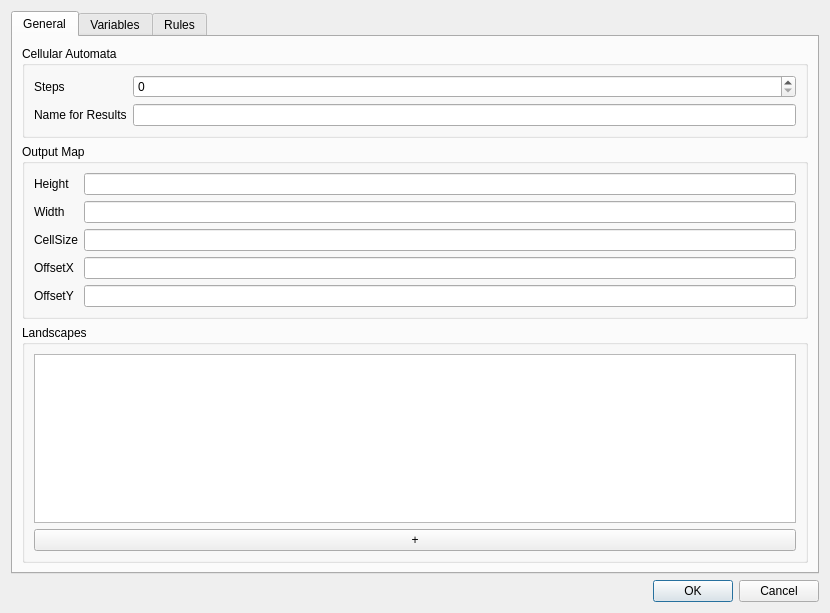
Before: the Qt Designer form src/DynaMind-BasicModules/guicellularautomata.ui in iut-ibk/DynaMind-ToolBox, drawn with Qt 5.
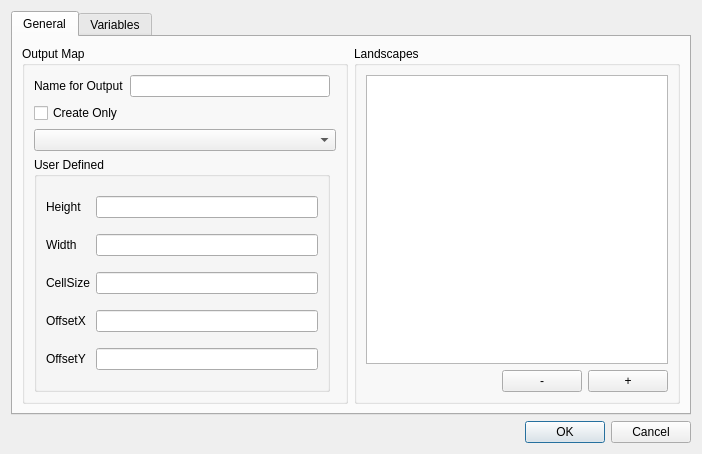
After: the same form once the commit is applied.

Commit message: update cellular automate guy

Patch:
```diff
--- a/src/DynaMind-BasicModules/guicellularautomata.ui
+++ b/src/DynaMind-BasicModules/guicellularautomata.ui
@@ -6,8 +6,8 @@
    <rect>
     <x>0</x>
     <y>0</y>
-    <width>830</width>
-    <height>613</height>
+    <width>702</width>
+    <height>454</height>
    </rect>
   </property>
   <property name="windowTitle">
@@ -26,57 +26,97 @@
          <string>General</string>
         </attribute>
         <layout class="QGridLayout" name="gridLayout_4">
-         <item row="0" column="0">
-          <layout class="QVBoxLayout" name="verticalLayout_5">
-           <item>
-            <widget class="QGroupBox" name="groupBox_2">
-             <property name="sizePolicy">
-              <sizepolicy hsizetype="Preferred" vsizetype="Preferred">
-               <horstretch>0</horstretch>
-               <verstretch>0</verstretch>
-              </sizepolicy>
-             </property>
+         <item row="3" column="1">
+          <widget class="QGroupBox" name="groupBox_landscapes">
              <property name="title">
-              <string>Cellular Automata</string>
-             </property>
-             <layout class="QGridLayout" name="gridLayout_2">
-              <item row="0" column="0">
-               <layout class="QGridLayout" name="gridLayout_3">
-                <item row="0" column="1">
-                 <widget class="QSpinBox" name="spinBox_Steps"/>
-                </item>
-                <item row="0" column="0">
-                 <widget class="QLabel" name="label_4">
+            <string>Landscapes</string>
+           </property>
+           <layout class="QVBoxLayout" name="verticalLayout_2">
+            <item>
+             <layout class="QGridLayout" name="gridLayout_6">
+              <item row="2" column="2">
+               <widget class="QPushButton" name="pushButton_remove_landscape">
                   <property name="text">
-                   <string>Steps</string>
+                 <string>-</string>
                   </property>
                  </widget>
                 </item>
-                <item row="1" column="0">
-                 <widget class="QLabel" name="label_6">
+              <item row="0" column="0" colspan="4">
+               <widget class="QListWidget" name="listWidget_landscapes"/>
+              </item>
+              <item row="2" column="3">
+               <widget class="QPushButton" name="pushButton_addLandscape">
                   <property name="text">
-                   <string>Name for Results</string>
+                 <string>+</string>
                   </property>
                  </widget>
                 </item>
-                <item row="1" column="1">
-                 <widget class="QLineEdit" name="lineEdit_resultName"/>
+              <item row="2" column="1">
+               <spacer name="horizontalSpacer_3">
+                <property name="orientation">
+                 <enum>Qt::Horizontal</enum>
+                </property>
+                <property name="sizeHint" stdset="0">
+                 <size>
+                  <width>40</width>
+                  <height>20</height>
+                 </size>
+                </property>
+               </spacer>
                 </item>
                </layout>
               </item>
              </layout>
             </widget>
            </item>
-          </layout>
-         </item>
-         <item row="1" column="0">
+         <item row="3" column="0">
           <widget class="QGroupBox" name="groupBox">
            <property name="title">
             <string>Output Map</string>
            </property>
            <layout class="QGridLayout" name="gridLayout">
-            <item row="3" column="1">
-             <widget class="QLineEdit" name="lineEdit_OffsetX"/>
+            <item row="4" column="1">
+             <widget class="QLineEdit" name="lineEdit_resultName"/>
+            </item>
+            <item row="4" column="0">
+             <widget class="QLabel" name="label_6">
+              <property name="text">
+               <string>Name for Output</string>
+              </property>
+             </widget>
+            </item>
+            <item row="5" column="0" colspan="3">
+             <widget class="QCheckBox" name="checkBox_dimesionFromOutside">
+              <property name="text">
+               <string>Create Only</string>
+              </property>
+             </widget>
+            </item>
+            <item row="6" column="0" colspan="3">
+             <widget class="QComboBox" name="comboBox_nameOfExisting"/>
+            </item>
+            <item row="7" column="0" colspan="2">
+             <widget class="QGroupBox" name="groupBox_7">
+              <property name="title">
+               <string>User Defined</string>
+              </property>
+              <layout class="QGridLayout" name="gridLayout_5">
+               <item row="3" column="0">
+                <widget class="QLabel" name="label_7">
+                 <property name="text">
+                  <string>OffsetX</string>
+                 </property>
+                </widget>
+               </item>
+               <item row="4" column="0">
+                <widget class="QLabel" name="label_8">
+                 <property name="text">
+                  <string>OffsetY</string>
+                 </property>
+                </widget>
+               </item>
+               <item row="4" column="1">
+                <widget class="QLineEdit" name="lineEdit_OffsetY"/>
             </item>
             <item row="0" column="1">
              <widget class="QLineEdit" name="lineEdit_Height">
@@ -88,6 +128,13 @@
               </property>
              </widget>
             </item>
+               <item row="2" column="0">
+                <widget class="QLabel" name="label_3">
+                 <property name="text">
+                  <string>CellSize</string>
+                 </property>
+                </widget>
+               </item>
             <item row="1" column="1">
              <widget class="QLineEdit" name="lineEdit_Width">
               <property name="alignment">
@@ -95,30 +142,6 @@
               </property>
              </widget>
             </item>
-            <item row="2" column="1">
-             <widget class="QLineEdit" name="lineEdit_CellSize">
-              <property name="alignment">
-               <set>Qt::AlignRight|Qt::AlignTrailing|Qt::AlignVCenter</set>
-              </property>
-             </widget>
-            </item>
-            <item row="4" column="1">
-             <widget class="QLineEdit" name="lineEdit_OffsetY"/>
-            </item>
-            <item row="4" column="0">
-             <widget class="QLabel" name="label_8">
-              <property name="text">
-               <string>OffsetY</string>
-              </property>
-             </widget>
-            </item>
-            <item row="3" column="0">
-             <widget class="QLabel" name="label_7">
-              <property name="text">
-               <string>OffsetX</string>
-              </property>
-             </widget>
-            </item>
             <item row="0" column="0">
              <widget class="QLabel" name="label">
               <property name="text">
@@ -126,6 +149,9 @@
               </property>
              </widget>
             </item>
+               <item row="3" column="1">
+                <widget class="QLineEdit" name="lineEdit_OffsetX"/>
+               </item>
             <item row="1" column="0">
              <widget class="QLabel" name="label_2">
               <property name="text">
@@ -133,35 +159,15 @@
               </property>
              </widget>
             </item>
-            <item row="2" column="0">
-             <widget class="QLabel" name="label_3">
-              <property name="text">
-               <string>CellSize</string>
+               <item row="2" column="1">
+                <widget class="QLineEdit" name="lineEdit_CellSize">
+                 <property name="alignment">
+                  <set>Qt::AlignRight|Qt::AlignTrailing|Qt::AlignVCenter</set>
               </property>
              </widget>
             </item>
            </layout>
           </widget>
-         </item>
-         <item row="2" column="0">
-          <widget class="QGroupBox" name="groupBox_3">
-           <property name="title">
-            <string>Landscapes</string>
-           </property>
-           <layout class="QVBoxLayout" name="verticalLayout_2">
-            <item>
-             <layout class="QVBoxLayout" name="verticalLayout">
-              <item>
-               <widget class="QListWidget" name="listWidget_landscapes"/>
-              </item>
-              <item>
-               <widget class="QPushButton" name="pushButton_addLandscape">
-                <property name="text">
-                 <string>+</string>
-                </property>
-               </widget>
-              </item>
-             </layout>
             </item>
            </layout>
           </widget>
@@ -172,69 +178,8 @@
         <attribute name="title">
          <string>Variables</string>
         </attribute>
-        <layout class="QHBoxLayout" name="horizontalLayout_5">
-         <item>
-          <layout class="QVBoxLayout" name="verticalLayout_6">
-           <item>
-            <widget class="QGroupBox" name="groupBox_4">
-             <property name="title">
-              <string>Neighbourhoods/Values</string>
-             </property>
-             <layout class="QHBoxLayout" name="horizontalLayout">
-              <item>
-               <layout class="QVBoxLayout" name="verticalLayout_3">
-                <item>
-                 <widget class="QTableWidget" name="tableWidget_neighs">
-                  <property name="cursor" stdset="0">
-                   <cursorShape>ArrowCursor</cursorShape>
-                  </property>
-                  <property name="horizontalScrollBarPolicy">
-                   <enum>Qt::ScrollBarAlwaysOff</enum>
-                  </property>
-                  <property name="autoScroll">
-                   <bool>false</bool>
-                  </property>
-                  <property name="columnCount">
-                   <number>3</number>
-                  </property>
-                  <attribute name="horizontalHeaderVisible">
-                   <bool>false</bool>
-                  </attribute>
-                  <attribute name="horizontalHeaderDefaultSectionSize">
-                   <number>0</number>
-                  </attribute>
-                  <attribute name="verticalHeaderVisible">
-                   <bool>false</bool>
-                  </attribute>
-                  <column/>
-                  <column/>
-                  <column/>
-                 </widget>
-                </item>
-                <item>
-                 <widget class="QPushButton" name="pushButton_addNeigh">
-                  <property name="text">
-                   <string>+</string>
-                  </property>
-                 </widget>
-                </item>
-               </layout>
-              </item>
-             </layout>
-            </widget>
-           </item>
-          </layout>
-         </item>
-        </layout>
-       </widget>
-       <widget class="QWidget" name="tab_5">
-        <attribute name="title">
-         <string>Rules</string>
-        </attribute>
-        <layout class="QVBoxLayout" name="verticalLayout_8">
-         <item>
-          <layout class="QVBoxLayout" name="verticalLayout_7">
-           <item>
+        <layout class="QGridLayout" name="gridLayout_2">
+         <item row="3" column="1">
             <widget class="QGroupBox" name="groupBox_6">
              <property name="title">
               <string>Rules</string>
@@ -247,6 +192,9 @@
                   <property name="horizontalScrollBarPolicy">
                    <enum>Qt::ScrollBarAlwaysOff</enum>
                   </property>
+                <property name="selectionBehavior">
+                 <enum>QAbstractItemView::SelectRows</enum>
+                </property>
                   <property name="rowCount">
                    <number>0</number>
                   </property>
@@ -294,6 +242,13 @@
                     </property>
                    </widget>
                   </item>
+                <item>
+                 <widget class="QPushButton" name="pushButton_remove_rules">
+                  <property name="text">
+                   <string>-</string>
+                  </property>
+                 </widget>
+                </item>
                   <item>
                    <widget class="QPushButton" name="pushButton_edit">
                     <property name="text">
@@ -303,7 +258,83 @@
                   </item>
                  </layout>
                 </item>
+             </layout>
+            </item>
+           </layout>
+          </widget>
+         </item>
+         <item row="3" column="0">
+          <widget class="QGroupBox" name="groupBox_4">
+           <property name="title">
+            <string>Neighbourhoods/Values</string>
+           </property>
+           <layout class="QHBoxLayout" name="horizontalLayout">
                 <item>
+             <layout class="QGridLayout" name="gridLayout_3">
+              <item row="2" column="0">
+               <spacer name="horizontalSpacer_2">
+                <property name="orientation">
+                 <enum>Qt::Horizontal</enum>
+                </property>
+                <property name="sizeHint" stdset="0">
+                 <size>
+                  <width>40</width>
+                  <height>20</height>
+                 </size>
+                </property>
+               </spacer>
+              </item>
+              <item row="2" column="2">
+               <widget class="QPushButton" name="pushButton_addNeigh">
+                <property name="text">
+                 <string>+</string>
+                </property>
+               </widget>
+              </item>
+              <item row="2" column="3">
+               <widget class="QPushButton" name="pushButton_remove_neigh">
+                <property name="text">
+                 <string>-</string>
+                </property>
+               </widget>
+              </item>
+              <item row="0" column="0" colspan="4">
+               <widget class="QTableWidget" name="tableWidget_neighs">
+                <property name="cursor" stdset="0">
+                 <cursorShape>ArrowCursor</cursorShape>
+                </property>
+                <property name="horizontalScrollBarPolicy">
+                 <enum>Qt::ScrollBarAlwaysOff</enum>
+                </property>
+                <property name="autoScroll">
+                 <bool>false</bool>
+                </property>
+                <property name="selectionMode">
+                 <enum>QAbstractItemView::ExtendedSelection</enum>
+                </property>
+                <property name="selectionBehavior">
+                 <enum>QAbstractItemView::SelectRows</enum>
+                </property>
+                <property name="columnCount">
+                 <number>3</number>
+                </property>
+                <attribute name="horizontalHeaderDefaultSectionSize">
+                 <number>0</number>
+                </attribute>
+                <attribute name="verticalHeaderVisible">
+                 <bool>false</bool>
+                </attribute>
+                <column/>
+                <column/>
+                <column/>
+               </widget>
+              </item>
+             </layout>
+            </item>
+           </layout>
+          </widget>
+         </item>
+         <item row="1" column="0" colspan="2">
                  <widget class="QGroupBox" name="groupBox_5">
                   <property name="title">
                    <string>Desicion</string>
@@ -332,13 +363,6 @@
                    </item>
                   </layout>
                  </widget>
-                </item>
-               </layout>
-              </item>
-             </layout>
-            </widget>
-           </item>
-          </layout>
          </item>
         </layout>
        </widget>
```
Lines whose indentation alone changed are shown as unchanged. The commit also changes 10 other files.
